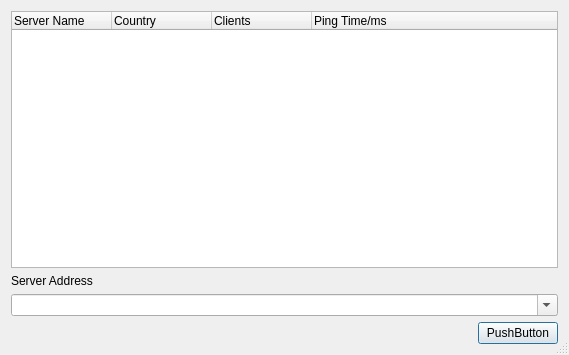
Before: the Qt Designer form src/connectdlgbase.ui in jamulussoftware/jamulus, drawn with Qt 5.
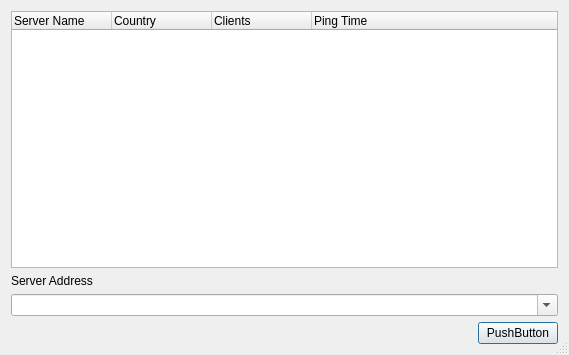
After: the same form once the commit is applied. Icons and pictures are not drawn.

Commit message: only show servers if we get a ping from them, added some test code

The edit to the form file:
```diff
--- a/src/connectdlgbase.ui
+++ b/src/connectdlgbase.ui
@@ -44,7 +44,7 @@
      </column>
      <column>
       <property name="text" >
-       <string>Ping Time/ms</string>
+       <string>Ping Time</string>
       </property>
      </column>
     </widget>
```
The commit also changes 1 other file.
